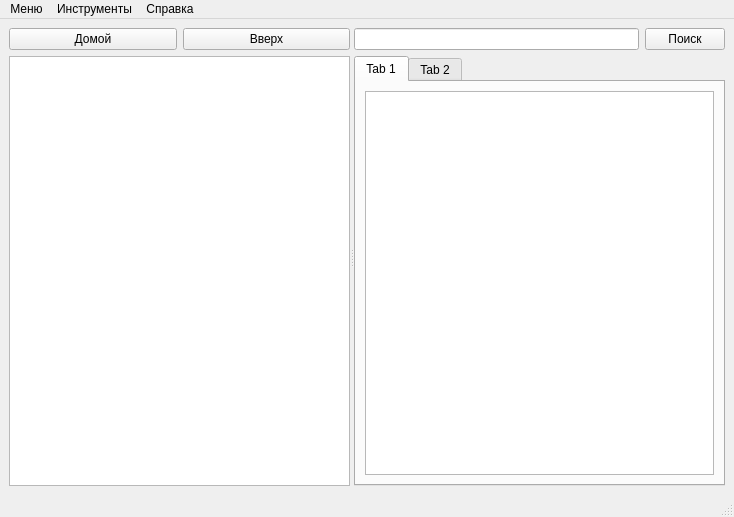
mrEscow/GB_QT, file MainWindow.ui: the form before one commit.
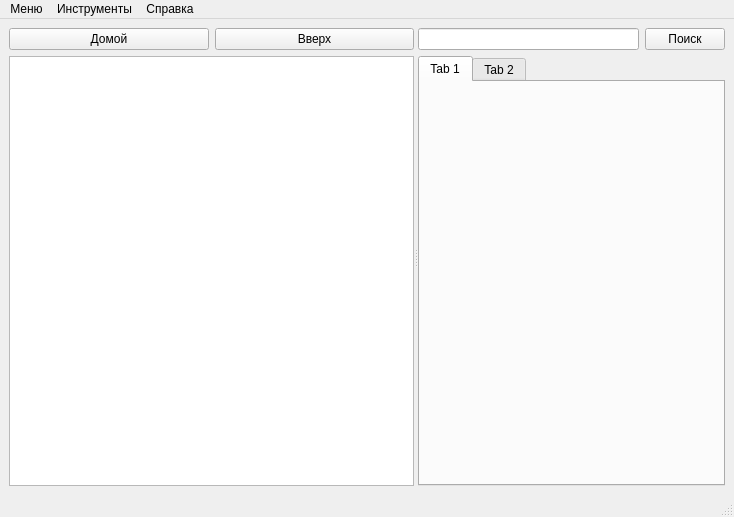
The form after the commit.

What changed in the file:
```diff
--- a/MainWindow.ui
+++ b/MainWindow.ui
@@ -89,11 +89,7 @@
            <attribute name="title">
             <string>Tab 1</string>
            </attribute>
-           <layout class="QHBoxLayout" name="horizontalLayout">
-            <item>
-             <widget class="QTextEdit" name="textEdit"/>
-            </item>
-           </layout>
+           <layout class="QHBoxLayout" name="horizontalLayout"/>
           </widget>
           <widget class="QWidget" name="tab_2">
            <attribute name="title">
```
Left out of the diff: 2 changed lines with no effect on the pictures.
